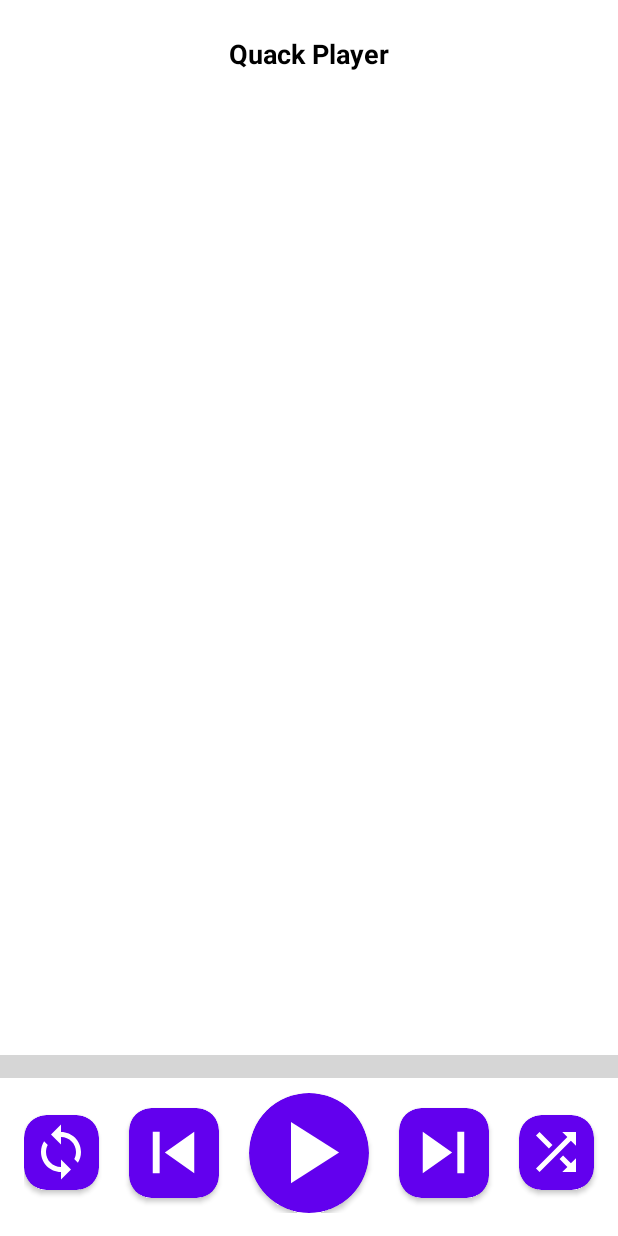
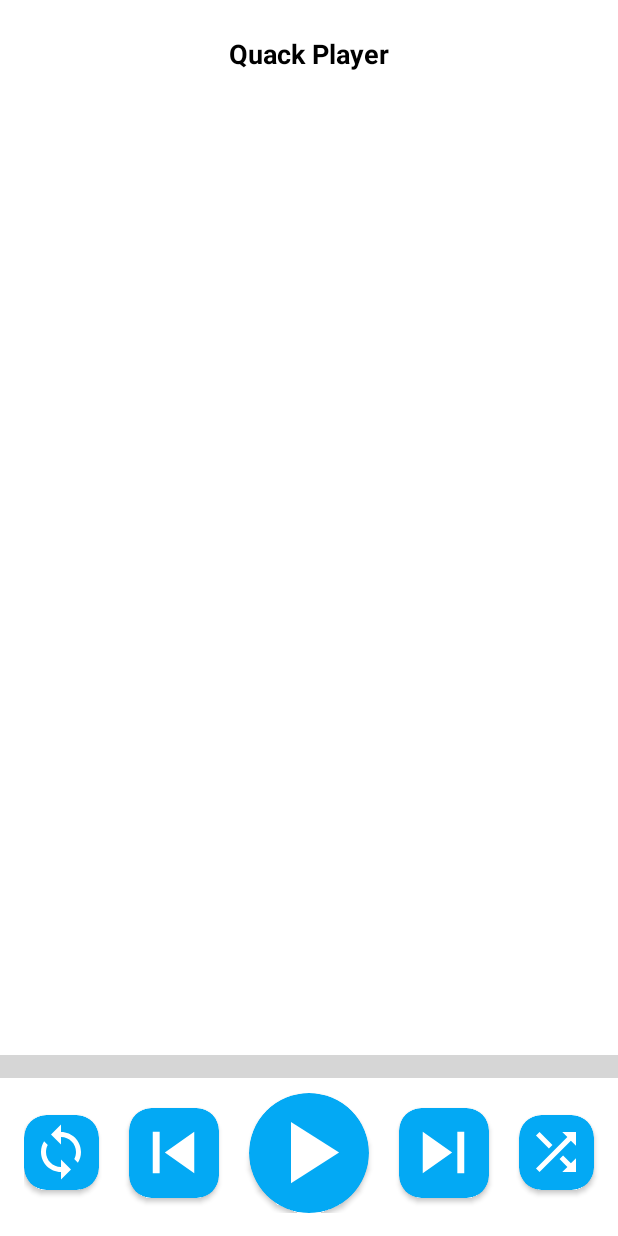
Before and after one commit to ZaZons/Quack-Player, an Android app: the screen it shows after launch (MainActivity), on a phone screen of 412 x 824 dp. Run offline under Robolectric (Android 15) with nearby library versions, the light colour scheme and no system bars; libraries missing offline, so code that uses them is left out: com.google.android.exoplayer2, com.karumi.dexter; plain views replace StyledPlayerControlView; 1 statement that could not run was skipped; grey boxes are pictures that could not be loaded.

Commit message:
icon update

```diff
--- a/app/src/main/AndroidManifest.xml
+++ b/app/src/main/AndroidManifest.xml
@@ -6,9 +6,9 @@
 
     <application
         android:allowBackup="true"
-        android:icon="@mipmap/ic_launcher"
+        android:icon="@mipmap/ic_launcher_1"
         android:label="@string/app_name"
-        android:roundIcon="@mipmap/ic_launcher_round"
+        android:roundIcon="@mipmap/ic_launcher_1_round"
         android:supportsRtl="true"
         android:theme="@style/Theme.QuackPlayer">
         <activity
--- a/app/src/main/res/layout/activity_main.xml
+++ b/app/src/main/res/layout/activity_main.xml
@@ -36,7 +36,7 @@
         android:layout_marginTop="5dp"
         android:layout_marginBottom="10dp" />
 
-    <!--Barra onde vai ter os controlos e a barra de progresso-->
+    <!--Barra que tem os controlos e a barra de progresso-->
     <LinearLayout
         android:id="@+id/controlBar"
         android:layout_width="match_parent"
--- a/app/src/main/res/values-night/themes.xml
+++ b/app/src/main/res/values-night/themes.xml
@@ -1,12 +1,14 @@
 <resources xmlns:tools="http://schemas.android.com/tools">
     <!-- Tema escuro -->
     <style name="Theme.QuackPlayer" parent="Theme.MaterialComponents.DayNight.NoActionBar">
-        <!-- Primary brand color. -->
+        <!-- Cor primária -->
         <item name="colorPrimary">@color/quack_blue</item>
-        <!-- Secondary brand color. -->
+        <!-- Cor secundária -->
         <item name="colorSecondary">@color/quack_pink</item>
         <!-- Cor do fundo -->
         <item name="backgroundColor">@color/background_dark</item>
+        <!-- Cor da status bar -->
+        <item name="android:statusBarColor">@color/black</item>
         <!-- Cor do texto, aplicada automaticamente -->
         <item name="android:textColor">@color/white</item>
     </style>
--- a/app/src/main/res/values/themes.xml
+++ b/app/src/main/res/values/themes.xml
@@ -2,11 +2,13 @@
     <!-- Tema claro -->
     <style name="Theme.QuackPlayer" parent="Theme.MaterialComponents.DayNight.NoActionBar">
         <!-- Cor primária -->
-        <item name="android:colorPrimary">@color/quack_blue</item>
+        <item name="colorPrimary">@color/quack_blue</item>
         <!-- Cor secundária -->
-        <item name="android:colorSecondary">@color/quack_pink</item>
+        <item name="colorSecondary">@color/quack_pink</item>
         <!-- Cor do fundo -->
         <item name="backgroundColor">@color/white</item>
+        <!-- Cor da status bar -->
+        <item name="android:statusBarColor">@color/black</item>
         <!-- Cor do texto, aplicada automaticamente -->
         <item name="android:textColor">@color/black</item>
     </style>
```
Also changed, not shown: app/src/main/res/mipmap-hdpi/ic_launcher_1.png (added), app/src/main/res/mipmap-hdpi/ic_launcher_1_round.png (added), app/src/main/res/mipmap-mdpi/ic_launcher_1.png (added), app/src/main/res/mipmap-mdpi/ic_launcher_1_round.png (added), app/src/main/res/mipmap-xhdpi/ic_launcher_1.png (added), app/src/main/res/mipmap-xhdpi/ic_launcher_1_round.png (added), app/src/main/res/mipmap-xxhdpi/ic_launcher_1.png (added), app/src/main/res/mipmap-xxhdpi/ic_launcher_1_round.png (added), app/src/main/res/mipmap-xxxhdpi/ic_launcher_1.png (added), app/src/main/res/mipmap-xxxhdpi/ic_launcher_1_round.png (added).
